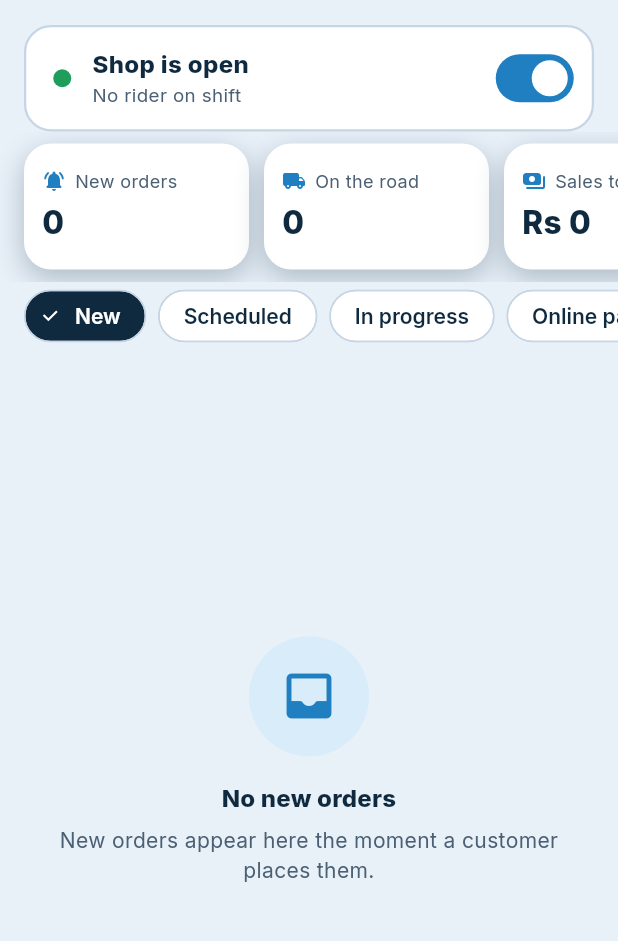
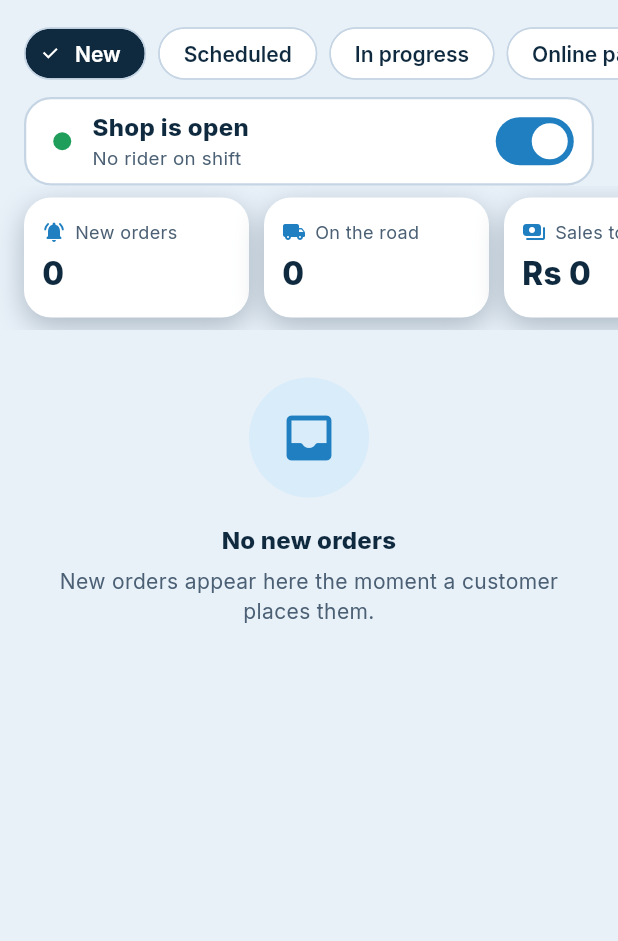
Before and after one commit to Saad43165/AlphaLPG, a Flutter app: the OrdersScreen screen opened directly, on a phone screen of 412 x 824 dp, the part 65-1006 px from its top. Run offline on Flutter 3.47's test engine with Material 3 defaults, Android fonts, the phone set to English and light mode, and no system bars; our stand-ins replace cloud_firestore, firebase_auth, firebase_core, flutter_local_notifications, flutter_map, geocoding and 11 more; missing offline and left inert: flutter_foreground_task; accounts and stored records are empty.

Commit message:
Admin Orders: more room for orders
- Filters stay on top; shop bar, alerts, stats and riders scroll with the list
- Several alerts become one 'N things need your attention' strip with a list
- Smaller shop bar and stat cards

Co-Authored-By: Claude Sonnet 5.5 <noreply@anthropic.com>
Claude-Session: https://claude.ai/code/session_01SZgdahvbrNxxFXcq2KDead

```diff
--- a/apps/admin_app/lib/screens/orders_screen.dart
+++ b/apps/admin_app/lib/screens/orders_screen.dart
@@ -178,6 +178,204 @@ class _OrdersScreenState extends State<OrdersScreen> {
       _Filter.active: s.activeCount,
       _Filter.verify: s.toVerifyCount,
     };
+    Widget itemAt(int i) {
+      final item = list[i];
+      if (item is String) {
+        final waiting = item.startsWith('Waiting for a rider');
+        final many = waiting && s.activeOrders.where(_isWaiting).length >= 2;
+        return Padding(
+          padding: const EdgeInsets.only(top: 6),
+          child: Row(
+            children: [
+              Expanded(
+                child: Text(
+                  item,
+                  style: TextStyle(
+                    fontWeight: FontWeight.w800,
+                    color: context.pal.muted,
+                  ),
+                ),
+              ),
+              if (many)
+                TextButton(
+                  onPressed: () => setState(() {
+                    _selecting = !_selecting;
+                    _picked.clear();
+                  }),
+                  child: Text(_selecting ? 'Cancel' : 'Select several'),
+                ),
+            ],
+          ),
+        );
+      }
+      final order = item as LpgOrder;
+      if (_selecting && _isWaiting(order)) {
+        final on = _picked.contains(order.id);
+        return InkWell(
+          borderRadius: BorderRadius.circular(Brand.radius),
+          onTap: () => setState(
+            () => on ? _picked.remove(order.id) : _picked.add(order.id),
+          ),
+          child: Row(
+            children: [
+              Checkbox(
+                value: on,
+                onChanged: (_) => setState(
+                  () => on ? _picked.remove(order.id) : _picked.add(order.id),
+                ),
+              ),
+              Expanded(
+                child: AbsorbPointer(child: OrderTile(order: order)),
+              ),
+            ],
+          ),
+        );
+      }
+      return OrderTile(order: order);
+    }
+
+    final alerts = <(IconData, String, VoidCallback)>[
+      if (!_searching && s.waitingForRider.isNotEmpty)
+        (
+          Icons.local_shipping_rounded,
+          s.waitingForRider.length == 1
+              ? '1 order has waited ${AdminSession.waitingMinutes}+ min for a rider'
+              : '${s.waitingForRider.length} orders have waited ${AdminSession.waitingMinutes}+ min for a rider',
+          () => setState(() => _f = _Filter.fresh),
+        ),
+      if (!_searching && s.silentRiders.isNotEmpty)
+        (
+          Icons.signal_wifi_off_rounded,
+          s.silentRiders.length == 1
+              ? '${s.silentRiders.first.name} has an order but the phone has not reported for 5+ min'
+              : '${s.silentRiders.length} riders with orders have not reported for 5+ min',
+          () => showModalBottomSheet<void>(
+            context: context,
+            showDragHandle: true,
+            isScrollControlled: true,
+            builder: (_) => ChangeNotifierProvider.value(
+              value: s,
+              child: _RiderJobsSheet(s.silentRiders.first),
+            ),
+          ),
+        ),
+      if (!_searching && s.unpaidAfterDetails.isNotEmpty)
+        (
+          Icons.hourglass_bottom_rounded,
+          s.unpaidAfterDetails.length == 1
+              ? '1 customer has not paid 1+ hour after getting the account details'
+              : '${s.unpaidAfterDetails.length} customers have not paid 1+ hour after getting the account details',
+          () => setState(() => _f = _Filter.verify),
+        ),
+      if (!_searching && s.scheduledSoonCount > 0)
+        (
+          Icons.event_rounded,
+          s.scheduledSoonCount == 1
+              ? '1 scheduled order in the next 24 hours'
+              : '${s.scheduledSoonCount} scheduled orders in the next 24 hours',
+          () => setState(() => _f = _Filter.scheduled),
+        ),
+      if (!_searching && s.needDetailsCount > 0)
+        (
+          Icons.send_rounded,
+          s.needDetailsCount == 1
+              ? '1 order needs payment details sent'
+              : '${s.needDetailsCount} orders need payment details sent',
+          () => setState(() => _f = _Filter.verify),
+        ),
+      if (!_searching && s.receiptsToCheckCount > 0)
+        (
+          Icons.receipt_long_rounded,
+          s.receiptsToCheckCount == 1
+              ? '1 payment receipt to check'
+              : '${s.receiptsToCheckCount} payment receipts to check',
+          () => setState(() => _f = _Filter.verify),
+        ),
+    ];
+    final headers = <Widget>[
+      if (!_searching) const _ShopBar(),
+      if (!_searching && alerts.length == 1)
+        _PayBanner(
+          icon: alerts.first.$1,
+          text: alerts.first.$2,
+          onTap: alerts.first.$3,
+        ),
+      if (!_searching && alerts.length > 1)
+        _PayBanner(
+          icon: Icons.notifications_active_rounded,
+          text: '${alerts.length} things need your attention',
+          onTap: () => showModalBottomSheet<void>(
+            context: context,
+            showDragHandle: true,
+            builder: (sheet) => SafeArea(
+              child: Column(
+                mainAxisSize: MainAxisSize.min,
+                children: [
+                  const Padding(
+                    padding: EdgeInsets.fromLTRB(20, 0, 20, 8),
+                    child: Align(
+                      alignment: Alignment.centerLeft,
+                      child: Text(
+                        'Needs your attention',
+                        style: TextStyle(
+                          fontWeight: FontWeight.w800,
+                          fontSize: 19,
+                        ),
+                      ),
+                    ),
+                  ),
+                  for (final a in alerts)
+                    ListTile(
+                      leading: Icon(a.$1, color: context.pal.blue),
+                      title: Text(a.$2),
+                      trailing: const Icon(Icons.chevron_right_rounded),
+                      onTap: () {
+                        Navigator.pop(sheet);
+                        a.$3();
+                      },
+                    ),
+                ],
+              ),
+            ),
+          ),
+        ),
+      if (!_searching)
+        SizedBox(
+          height: 96 + (MediaQuery.textScalerOf(context).scale(14) - 14) * 4,
+          child: ListView(
+            scrollDirection: Axis.horizontal,
+            padding: const EdgeInsets.fromLTRB(16, 8, 16, 8),
+            children: [
+              _Stat(
+                'New orders',
+                '${s.newCount}',
+                Icons.notifications_active_rounded,
+                const Color(0xFFB58900),
+              ),
+              _Stat(
+                'On the road',
+                '${s.ordersIn([OrderStatus.outForDelivery]).length}',
+                Icons.local_shipping_rounded,
+                Brand.blueDeep,
+              ),
+              _Stat(
+                'Sales today',
+                rs(s.salesToday),
+                Icons.payments_rounded,
+                Brand.success,
+              ),
+              _Stat(
+                'Delivered today',
+                '${s.deliveredTodayCount}',
+                Icons.check_circle_rounded,
+                Brand.blueDark,
+              ),
+            ],
+          ),
+        ),
+      if (!_searching && s.riders.any((r) => r.active)) _RiderStrip(s),
+    ];
+
     return Scaffold(
       appBar: AppBar(
         titleSpacing: 16,
@@ -236,99 +434,6 @@ class _OrdersScreenState extends State<OrdersScreen> {
       body: Constrained(
         child: Column(
           children: [
-            if (!_searching) const _ShopBar(),
-            if (!_searching && s.waitingForRider.isNotEmpty)
-              _PayBanner(
-                icon: Icons.local_shipping_rounded,
-                text: s.waitingForRider.length == 1
-                    ? '1 order has waited ${AdminSession.waitingMinutes}+ min for a rider'
-                    : '${s.waitingForRider.length} orders have waited ${AdminSession.waitingMinutes}+ min for a rider',
-                onTap: () => setState(() => _f = _Filter.fresh),
-              ),
-            if (!_searching && s.silentRiders.isNotEmpty)
-              _PayBanner(
-                icon: Icons.signal_wifi_off_rounded,
-                text: s.silentRiders.length == 1
-                    ? '${s.silentRiders.first.name} has an order but the phone has not reported for 5+ min'
-                    : '${s.silentRiders.length} riders with orders have not reported for 5+ min',
-                onTap: () => showModalBottomSheet<void>(
-                  context: context,
-                  showDragHandle: true,
-                  isScrollControlled: true,
-                  builder: (_) => ChangeNotifierProvider.value(
-                    value: s,
-                    child: _RiderJobsSheet(s.silentRiders.first),
-                  ),
-                ),
-              ),
-            if (!_searching && s.unpaidAfterDetails.isNotEmpty)
-              _PayBanner(
-                icon: Icons.hourglass_bottom_rounded,
-                text: s.unpaidAfterDetails.length == 1
-                    ? '1 customer has not paid 1+ hour after getting the account details'
-                    : '${s.unpaidAfterDetails.length} customers have not paid 1+ hour after getting the account details',
-                onTap: () => setState(() => _f = _Filter.verify),
-              ),
-            if (!_searching && s.scheduledSoonCount > 0)
-              _PayBanner(
-                icon: Icons.event_rounded,
-                text: s.scheduledSoonCount == 1
-                    ? '1 scheduled order in the next 24 hours'
-                    : '${s.scheduledSoonCount} scheduled orders in the next 24 hours',
-                onTap: () => setState(() => _f = _Filter.scheduled),
-              ),
-            if (!_searching && s.needDetailsCount > 0)
-              _PayBanner(
-                icon: Icons.send_rounded,
-                text: s.needDetailsCount == 1
-                    ? '1 order needs payment details sent'
-                    : '${s.needDetailsCount} orders need payment details sent',
-                onTap: () => setState(() => _f = _Filter.verify),
-              ),
-            if (!_searching && s.receiptsToCheckCount > 0)
-              _PayBanner(
-                icon: Icons.receipt_long_rounded,
-                text: s.receiptsToCheckCount == 1
-                    ? '1 payment receipt to check'
-                    : '${s.receiptsToCheckCount} payment receipts to check',
-                onTap: () => setState(() => _f = _Filter.verify),
-              ),
-            if (!_searching)
-              SizedBox(
-                height:
-                    100 + (MediaQuery.textScalerOf(context).scale(14) - 14) * 4,
-                child: ListView(
-                  scrollDirection: Axis.horizontal,
-                  padding: const EdgeInsets.fromLTRB(16, 8, 16, 8),
-                  children: [
-                    _Stat(
-                      'New orders',
-                      '${s.newCount}',
-                      Icons.notifications_active_rounded,
-                      const Color(0xFFB58900),
-                    ),
-                    _Stat(
-                      'On the road',
-                      '${s.ordersIn([OrderStatus.outForDelivery]).length}',
-                      Icons.local_shipping_rounded,
-                      Brand.blueDeep,
-                    ),
-                    _Stat(
-                      'Sales today',
-                      rs(s.salesToday),
-                      Icons.payments_rounded,
-                      Brand.success,
-                    ),
-                    _Stat(
-                      'Delivered today',
-                      '${s.deliveredTodayCount}',
-                      Icons.check_circle_rounded,
-                      Brand.blueDark,
-                    ),
-                  ],
-                ),
-              ),
-            if (!_searching && s.riders.any((r) => r.active)) _RiderStrip(s),
             if (!_searching)
               SizedBox(
                 height: 46,
@@ -367,8 +472,14 @@ class _OrdersScreenState extends State<OrdersScreen> {
             Expanded(
               child: !s.ordersLoaded
                   ? const Center(child: CircularProgressIndicator())
-                  : list.isEmpty
-                  ? EmptyState(
+                  : ListView.builder(
+                      padding: const EdgeInsets.only(top: 4, bottom: 24),
+                      itemCount:
+                          headers.length + (list.isEmpty ? 1 : list.length),
+                      itemBuilder: (_, i) {
+                        if (i < headers.length) return headers[i];
+                        if (list.isEmpty) {
+                          return EmptyState(
                             icon: Icons.inbox_rounded,
                             title: switch (_f) {
                               _Filter.fresh => 'No new orders',
@@ -379,77 +490,12 @@ class _OrdersScreenState extends State<OrdersScreen> {
                               _Filter.cancelled => 'No cancelled orders',
                             },
                             message: 'New orders appear here the moment a customer places them.',
-                    )
-                  : ListView.separated(
-                      padding: const EdgeInsets.fromLTRB(16, 8, 16, 24),
-                      itemCount: list.length,
-                      separatorBuilder: (_, _) => const SizedBox(height: 10),
-                      itemBuilder: (_, i) {
-                        final item = list[i];
-                        if (item is String) {
-                          final waiting = item.startsWith(
-                            'Waiting for a rider',
-                          );
-                          final many =
-                              waiting &&
-                              s.activeOrders.where(_isWaiting).length >= 2;
-                          return Padding(
-                            padding: const EdgeInsets.only(top: 6),
-                            child: Row(
-                              children: [
-                                Expanded(
-                                  child: Text(
-                                    item,
-                                    style: TextStyle(
-                                      fontWeight: FontWeight.w800,
-                                      color: context.pal.muted,
-                                    ),
-                                  ),
-                                ),
-                                if (many)
-                                  TextButton(
-                                    onPressed: () => setState(() {
-                                      _selecting = !_selecting;
-                                      _picked.clear();
-                                    }),
-                                    child: Text(
-                                      _selecting ? 'Cancel' : 'Select several',
-                                    ),
-                                  ),
-                              ],
-                            ),
                           );
                         }
-                        final order = item as LpgOrder;
-                        if (_selecting && _isWaiting(order)) {
-                          final on = _picked.contains(order.id);
-                          return InkWell(
-                            borderRadius: BorderRadius.circular(Brand.radius),
-                            onTap: () => setState(
-                              () => on
-                                  ? _picked.remove(order.id)
-                                  : _picked.add(order.id),
-                            ),
-                            child: Row(
-                              children: [
-                                Checkbox(
-                                  value: on,
-                                  onChanged: (_) => setState(
-                                    () => on
-                                        ? _picked.remove(order.id)
-                                        : _picked.add(order.id),
-                                  ),
-                                ),
-                                Expanded(
-                                  child: AbsorbPointer(
-                                    child: OrderTile(order: order),
-                                  ),
-                                ),
-                              ],
-                            ),
+                        return Padding(
+                          padding: const EdgeInsets.fromLTRB(16, 0, 16, 10),
+                          child: itemAt(i - headers.length),
                         );
-                        }
-                        return OrderTile(order: order);
                       },
                     ),
             ),
@@ -470,7 +516,7 @@ class _Stat extends StatelessWidget {
   Widget build(BuildContext context) => Container(
     width: 150,
     margin: const EdgeInsets.only(right: 10),
-    padding: const EdgeInsets.all(12),
+    padding: const EdgeInsets.fromLTRB(12, 8, 12, 8),
     decoration: panel(context),
     child: Column(
       crossAxisAlignment: CrossAxisAlignment.start,
@@ -775,8 +821,8 @@ class _ShopBar extends StatelessWidget {
     final color = open ? Brand.success : Brand.danger;
     final pal = context.pal;
     return Container(
-      margin: const EdgeInsets.fromLTRB(16, 4, 16, 0),
-      padding: const EdgeInsets.fromLTRB(14, 10, 8, 10),
+      margin: const EdgeInsets.fromLTRB(16, 2, 16, 0),
+      padding: const EdgeInsets.fromLTRB(14, 4, 8, 4),
       decoration: BoxDecoration(
         color: pal.card,
         borderRadius: BorderRadius.circular(Brand.radius),
--- a/apps/admin_app/pubspec.yaml
+++ b/apps/admin_app/pubspec.yaml
@@ -16,7 +16,7 @@ publish_to: 'none' # Remove this line if you wish to publish to pub.dev
 # https://developer.apple.com/library/archive/documentation/General/Reference/InfoPlistKeyReference/Articles/CoreFoundationKeys.html
 # In Windows, build-name is used as the major, minor, and patch parts
 # of the product and file versions while build-number is used as the build suffix.
-version: 1.16.0+26
+version: 1.16.1+27
 
 environment:
   sdk: ^3.14.0
```
Lines whose indentation alone changed are shown as unchanged.
